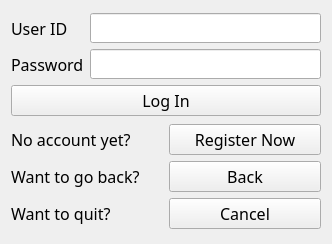
Qt form login.ui (Aloereed/Flightman_Client_DATA130039) before a commit.
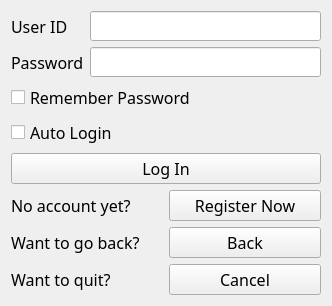
The same form after that commit.

The edit to the form file:
```diff
--- a/login.ui
+++ b/login.ui
@@ -7,7 +7,7 @@
     <x>0</x>
     <y>0</y>
     <width>332</width>
-    <height>244</height>
+    <height>252</height>
    </rect>
   </property>
   <property name="font">
@@ -70,6 +70,20 @@
      </item>
      <item>
       <layout class="QVBoxLayout" name="verticalLayout">
+       <item>
+        <widget class="QCheckBox" name="checkBox">
+         <property name="text">
+          <string>Remember Password</string>
+         </property>
+        </widget>
+       </item>
+       <item>
+        <widget class="QCheckBox" name="checkBox_2">
+         <property name="text">
+          <string>Auto Login</string>
+         </property>
+        </widget>
+       </item>
        <item>
         <widget class="QPushButton" name="pushButton">
          <property name="text">
```
